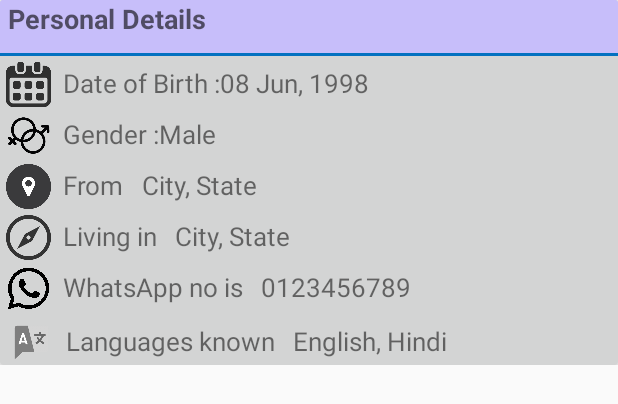
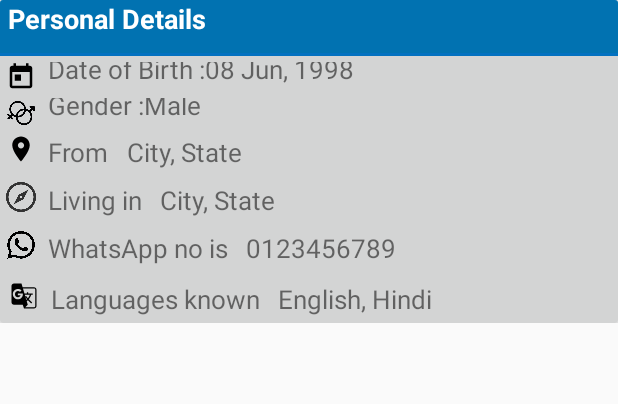
Before and after one commit to Akshay090/IdealTech, an Android app: the layout personal_details_card_1.xml on its own in the app's theme, with its tools: preview values and no code run, on a phone screen of 412 x 824 dp. Shown: the top 404 px of the screen. Run offline under Robolectric (Android 15) with nearby library versions, the phone set to English and light mode, and no system bars.

Commit message:
Merge remote-tracking branch 'origin/updated_profile' into new_changes
# Conflicts:
#	.idea/caches/build_file_checksums.ser
#	app/src/main/res/layout/profile_main_cards_layout.xml
#	app/src/main/res/values/colors.xml
update

Took 53 minutes

```diff
--- a/app/src/main/res/drawable/sign_in_btn.xml
+++ b/app/src/main/res/drawable/sign_in_btn.xml
@@ -5,7 +5,7 @@
     tools:targetApi="lollipop">
     <item>
         <shape android:shape="rectangle">
-            <solid android:color="#0172B1" />
+            <solid android:color="#3ce0f5" />
             <corners android:radius="6dip" />
         </shape>
     </item>
--- a/app/src/main/res/layout/personal_details_card_1.xml
+++ b/app/src/main/res/layout/personal_details_card_1.xml
@@ -24,8 +24,7 @@
                 android:id="@+id/personal_d_bar"
                 android:layout_width="match_parent"
                 android:layout_height="35sp"
-                android:background="#c7befa"
-
+                android:background="#0172B1"
                 >
 
                 <TextView
@@ -36,6 +35,7 @@
                     android:layout_marginStart="4dp"
                     android:text="Personal Details"
                     android:textStyle="bold"
+                    android:textColor="#fff"
                     android:textAppearance="@style/Base.TextAppearance.AppCompat.Medium"
                     app:layout_constraintStart_toStartOf="parent"
                     card_view:layout_editor_absoluteY="5dp"
@@ -60,9 +60,9 @@
 
 
                 <ImageView
-                    android:layout_width="30dp"
-                    android:layout_height="30dp"
-                    android:src="@drawable/calendar"
+                    android:layout_width="20dp"
+                    android:layout_height="20dp"
+                    android:src="@drawable/ic_today_black_24dp"
                     app:layout_constraintStart_toStartOf="parent"
                     android:id="@+id/cal_img"/>
 
@@ -100,8 +100,8 @@
 
 
                 <ImageView
-                    android:layout_width="30dp"
-                    android:layout_height="30dp"
+                    android:layout_width="20dp"
+                    android:layout_height="20dp"
                     android:src="@drawable/gender"
                     app:layout_constraintStart_toStartOf="parent"
                     android:id="@+id/gender_img"/>
@@ -140,9 +140,9 @@
 
 
                 <ImageView
-                    android:layout_width="30dp"
-                    android:layout_height="30dp"
-                    android:src="@drawable/location"
+                    android:layout_width="20dp"
+                    android:layout_height="20dp"
+                    android:src="@drawable/ic_location_on_black_24dp"
                     app:layout_constraintStart_toStartOf="parent"
                     android:id="@+id/loc_img"/>
 
@@ -184,8 +184,8 @@
 
 
                 <ImageView
-                    android:layout_width="30dp"
-                    android:layout_height="30dp"
+                    android:layout_width="20dp"
+                    android:layout_height="20dp"
                     android:src="@drawable/compass"
                     app:layout_constraintStart_toStartOf="parent"
                     android:id="@+id/live_img"/>
@@ -228,8 +228,8 @@
 
 
                 <ImageView
-                    android:layout_width="30dp"
-                    android:layout_height="30dp"
+                    android:layout_width="20dp"
+                    android:layout_height="20dp"
                     android:src="@drawable/whatsapp"
                     app:layout_constraintStart_toStartOf="parent"
                     android:id="@+id/whatsapp_img"/>
@@ -272,9 +272,9 @@
 
 
                 <ImageView
-                    android:layout_width="30dp"
-                    android:layout_height="30dp"
-                    android:src="@drawable/translator"
+                    android:layout_width="20dp"
+                    android:layout_height="20dp"
+                    android:src="@drawable/ic_g_translate_black_24dp"
                     app:layout_constraintStart_toStartOf="parent"
                     android:id="@+id/language_img"/>
 
```
Also changed, not shown: app/src/main/res/layout/profile_main_cards_layout.xml (+11 -10 lines).
